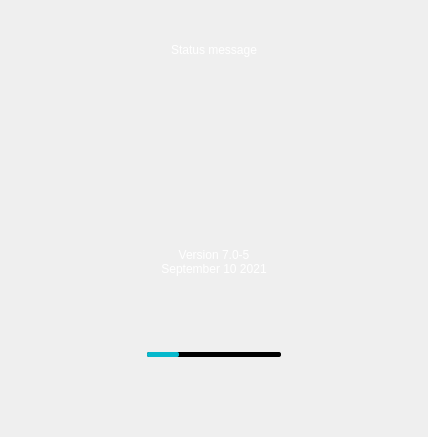
Above: forms/ui/brand_ui/Vendeta/splashscreen.ui from demlabs-cellframe/dap-ui-sdk before the change; both pictures show x 0 to 428 and y 489 to 926 of the 428 by 926 pixel window. Below: the same form after it.
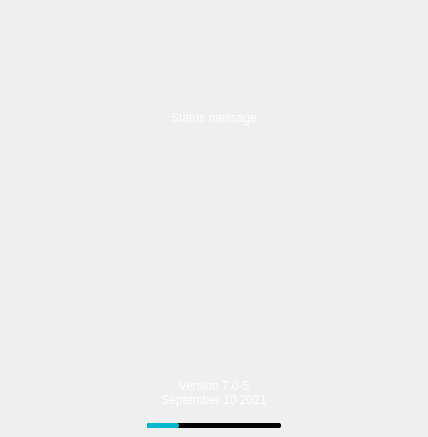
That is the form after the change. Icons and pictures are not drawn. Custom widgets are drawn as their Qt base class.

Diff of the .ui file:
```diff
--- a/forms/ui/brand_ui/Vendeta/splashscreen.ui
+++ b/forms/ui/brand_ui/Vendeta/splashscreen.ui
@@ -67,8 +67,21 @@
           </widget>
          </item>
          <item>
-          <widget class="DapGuiWidget" name="widget">
-           <property name="cssStyle">
+          <spacer name="verticalSpacer_3">
+           <property name="orientation">
+            <enum>Qt::Vertical</enum>
+           </property>
+           <property name="sizeHint" stdset="0">
+            <size>
+             <width>20</width>
+             <height>40</height>
+            </size>
+           </property>
+          </spacer>
+         </item>
+         <item>
+          <widget class="DapGuiWidget" name="widget" native="true">
+           <property name="cssStyle" stdset="0">
             <string>nobackground</string>
            </property>
            <layout class="QHBoxLayout" name="horizontalLayout_3">
@@ -97,13 +110,26 @@
            </property>
           </widget>
          </item>
+         <item>
+          <spacer name="verticalSpacer_2">
+           <property name="orientation">
+            <enum>Qt::Vertical</enum>
+           </property>
+           <property name="sizeHint" stdset="0">
+            <size>
+             <width>20</width>
+             <height>40</height>
+            </size>
+           </property>
+          </spacer>
+         </item>
          <item>
           <widget class="DapGuiLabel" name="lStatus">
            <property name="styleSheet">
             <string notr="true">#lStatus{ 	color: #FFFFFF; 
  	font: 18px/22px; 
- 	font-weight: normal; 	font-style: normal; 	font-size: normal; 
- 	font-family: 'Lato'; 
+ 	font-weight: Regular; 	font-style: Regular; 	font-size: Regular; 
+ 	font-family: 'Jost'; 
  	border: none; 
  	background-color: rgba(0,0,0,0); }</string>
            </property>
@@ -118,14 +144,28 @@
            </property>
           </widget>
          </item>
+         <item>
+          <spacer name="verticalSpacer">
+           <property name="orientation">
+            <enum>Qt::Vertical</enum>
+           </property>
+           <property name="sizeHint" stdset="0">
+            <size>
+             <width>20</width>
+             <height>40</height>
+            </size>
+           </property>
+          </spacer>
+         </item>
          <item>
           <widget class="DapGuiLabel" name="lVersion">
            <property name="styleSheet">
             <string notr="true">#lVersion{ 	color: #FFFFFF; 
  	font: 12px/15px; 
  	font-weight: normal; 	font-style: normal; 	font-size: normal; 
- 	font-family: 'Lato'; 
+ 	font-family: 'Jost'; 
  	border: none; 
+	line-height: 60;
  	background-color: rgba(0,0,0,0); }</string>
            </property>
            <property name="text">
@@ -141,7 +181,23 @@
           </widget>
          </item>
          <item>
-          <widget class="DapGuiWidget" name="wLoadingHolder">
+          <spacer name="verticalSpacer_4">
+           <property name="orientation">
+            <enum>Qt::Vertical</enum>
+           </property>
+           <property name="sizeType">
+            <enum>QSizePolicy::Fixed</enum>
+           </property>
+           <property name="sizeHint" stdset="0">
+            <size>
+             <width>20</width>
+             <height>10</height>
+            </size>
+           </property>
+          </spacer>
+         </item>
+         <item>
+          <widget class="DapGuiWidget" name="wLoadingHolder" native="true">
            <property name="styleSheet">
             <string notr="true">#wLoadingHolder{ 	background-color: rgba(0,0,0,0); }</string>
            </property>
```
Left out of the diff: 22 changed lines with no effect on the pictures.
